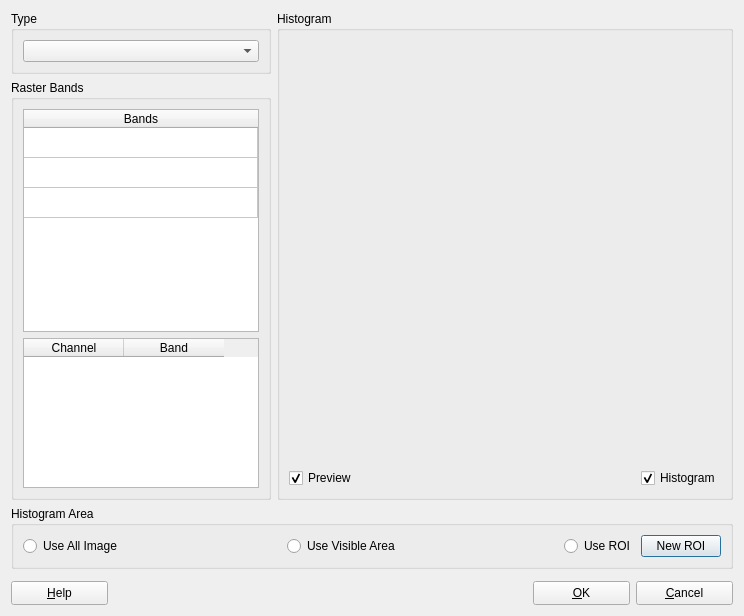
The window that src/terralib/qt/widgets/rp/ui/ContrastDialogForm.ui (claudiobogossian/terralib5) describes before a commit, drawn with Qt 5.
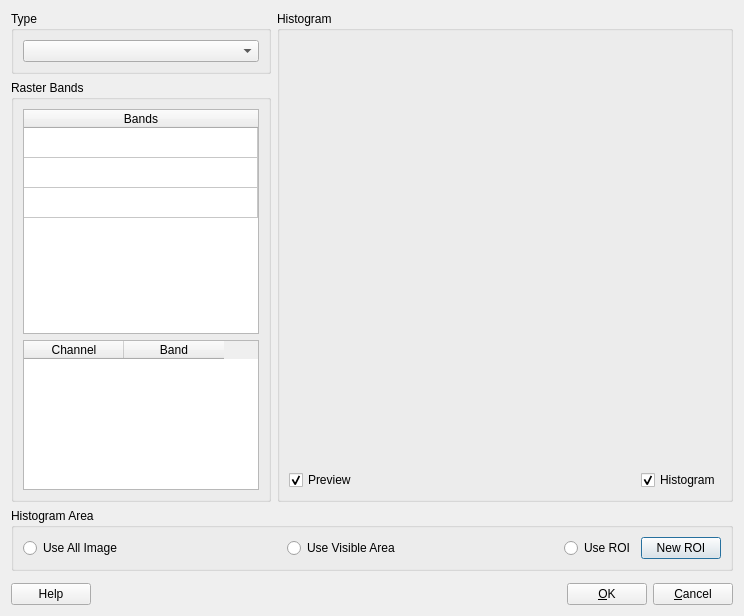
The same window after the commit. Custom widgets are drawn as their Qt base class.

Commit message: Adding progress bar and help button at the Contrast tool.

Diff of the .ui file:
```diff
--- a/src/terralib/qt/widgets/rp/ui/ContrastDialogForm.ui
+++ b/src/terralib/qt/widgets/rp/ui/ContrastDialogForm.ui
@@ -34,7 +34,7 @@
   <property name="layoutDirection">
    <enum>Qt::LeftToRight</enum>
   </property>
-  <layout class="QGridLayout" name="gridLayout_13">
+  <layout class="QGridLayout" name="gridLayout_14">
    <item row="0" column="0">
     <layout class="QGridLayout" name="gridLayout_12" columnstretch="0,1">
      <item row="0" column="0">
@@ -365,27 +365,15 @@
     </widget>
    </item>
    <item row="3" column="0">
-    <layout class="QHBoxLayout" name="horizontalLayout">
-     <item>
-      <widget class="QPushButton" name="m_helpPushButton">
-       <property name="sizePolicy">
-        <sizepolicy hsizetype="Fixed" vsizetype="Fixed">
-         <horstretch>0</horstretch>
-         <verstretch>0</verstretch>
-        </sizepolicy>
-       </property>
-       <property name="minimumSize">
-        <size>
-         <width>97</width>
-         <height>24</height>
-        </size>
-       </property>
+    <layout class="QGridLayout" name="gridLayout_13">
+     <item row="0" column="0">
+      <widget class="te::qt::widgets::HelpPushButton" name="m_helpPushButton">
        <property name="text">
-        <string>&amp;Help</string>
+        <string>Help</string>
        </property>
       </widget>
      </item>
-     <item>
+     <item row="0" column="1">
       <spacer name="horizontalSpacer">
        <property name="orientation">
         <enum>Qt::Horizontal</enum>
@@ -398,18 +386,18 @@
        </property>
       </spacer>
      </item>
-     <item>
+     <item row="0" column="2">
       <widget class="QPushButton" name="m_okPushButton">
        <property name="sizePolicy">
-        <sizepolicy hsizetype="Fixed" vsizetype="Fixed">
+        <sizepolicy hsizetype="Minimum" vsizetype="Fixed">
          <horstretch>0</horstretch>
          <verstretch>0</verstretch>
         </sizepolicy>
        </property>
        <property name="minimumSize">
         <size>
-         <width>97</width>
-         <height>24</height>
+         <width>0</width>
+         <height>0</height>
         </size>
        </property>
        <property name="text">
@@ -417,18 +405,18 @@
        </property>
       </widget>
      </item>
-     <item>
+     <item row="0" column="3">
       <widget class="QPushButton" name="m_cancelPushButton">
        <property name="sizePolicy">
-        <sizepolicy hsizetype="Fixed" vsizetype="Fixed">
+        <sizepolicy hsizetype="Minimum" vsizetype="Fixed">
          <horstretch>0</horstretch>
          <verstretch>0</verstretch>
         </sizepolicy>
        </property>
        <property name="minimumSize">
         <size>
-         <width>97</width>
-         <height>24</height>
+         <width>0</width>
+         <height>0</height>
         </size>
        </property>
        <property name="text">
@@ -440,6 +428,13 @@
    </item>
   </layout>
  </widget>
+ <customwidgets>
+  <customwidget>
+   <class>te::qt::widgets::HelpPushButton</class>
+   <extends>QPushButton</extends>
+   <header>terralib/qt/widgets/help/HelpPushButton.h</header>
+  </customwidget>
+ </customwidgets>
  <resources/>
  <connections>
   <connection>
```
The commit also changes 1 other file.
